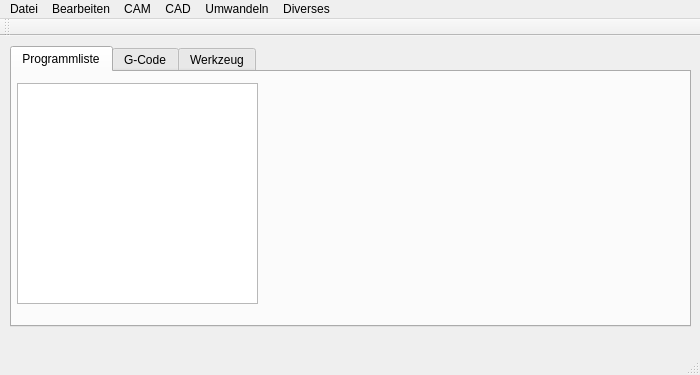
Qt form mainwindow.ui (TischlerWilly/GCodeGenerator) before a commit.
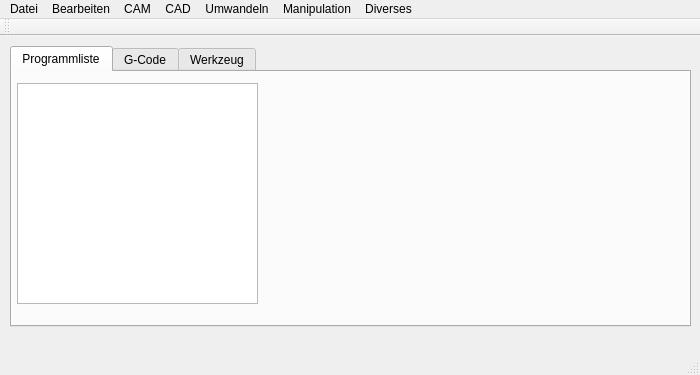
The same form after that commit.

```diff
--- a/mainwindow.ui
+++ b/mainwindow.ui
@@ -258,11 +258,23 @@
     <addaction name="actionMakeBogen"/>
     <addaction name="actionMakeStrecke"/>
    </widget>
+   <widget class="QMenu" name="menuManipulation">
+    <property name="title">
+     <string>Manipulation</string>
+    </property>
+    <addaction name="actionCAD_sortieren"/>
+    <addaction name="actionFraesrichtung_umkehren"/>
+    <addaction name="actionFraesStartpunkt_vor"/>
+    <addaction name="actionFraesStartpunkt_nach"/>
+    <addaction name="separator"/>
+    <addaction name="actionVerastzvariablen"/>
+   </widget>
    <addaction name="menuDatei"/>
    <addaction name="menuBearbeiten"/>
    <addaction name="menuHinzufuegen"/>
    <addaction name="menuCAD"/>
    <addaction name="menuUmwandeln"/>
+   <addaction name="menuManipulation"/>
    <addaction name="menuMen"/>
   </widget>
   <widget class="QToolBar" name="mainToolBar">
```
Left out of the diff: 36 changed lines with no effect on the pictures.
